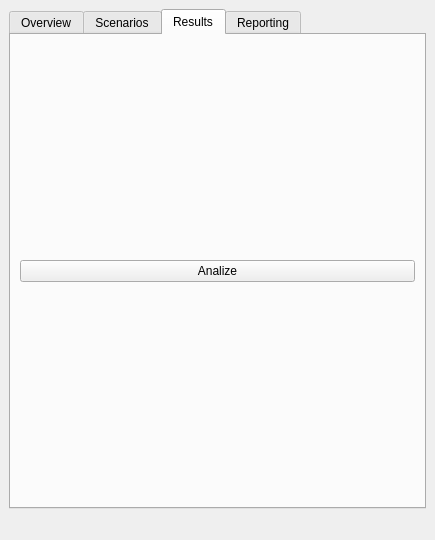
Qt form SpatialDecision/spatial_decision_dockwidget_base.ui (JoostvanB/GEO1005) before a commit.
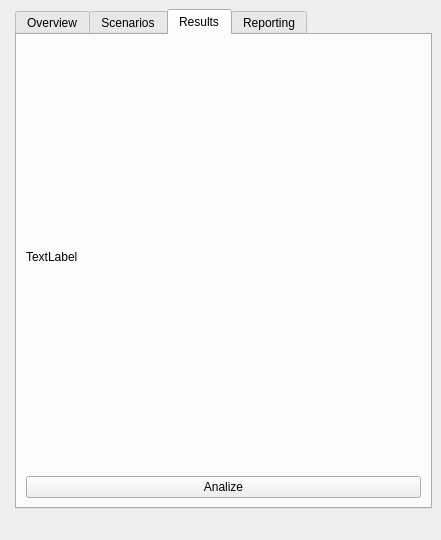
The same form after that commit. The open tabs and pages were chosen to show the change. Icons and pictures are not drawn.

Commit message: graph included

Diff of the .ui file:
```diff
--- a/SpatialDecision/spatial_decision_dockwidget_base.ui
+++ b/SpatialDecision/spatial_decision_dockwidget_base.ui
@@ -21,7 +21,7 @@
   </property>
   <widget class="QWidget" name="dockWidgetContents">
    <layout class="QFormLayout" name="formLayout_2">
-    <item row="0" column="0">
+    <item row="0" column="1">
      <widget class="QTabWidget" name="sampleWidgets">
       <property name="sizePolicy">
        <sizepolicy hsizetype="Expanding" vsizetype="Maximum">
@@ -299,8 +299,15 @@
        <attribute name="title">
         <string>Results</string>
        </attribute>
-       <layout class="QVBoxLayout" name="verticalLayout_3">
-        <item>
+       <layout class="QGridLayout" name="gridLayout_4">
+        <item row="0" column="0">
+         <widget class="QLabel" name="label">
+          <property name="text">
+           <string>TextLabel</string>
+          </property>
+         </widget>
+        </item>
+        <item row="1" column="0">
          <widget class="QPushButton" name="pushButton">
           <property name="text">
            <string>Analize</string>
```
Left out of the diff: 3 changed lines with no effect on the pictures. The commit also changes 1 other file.
